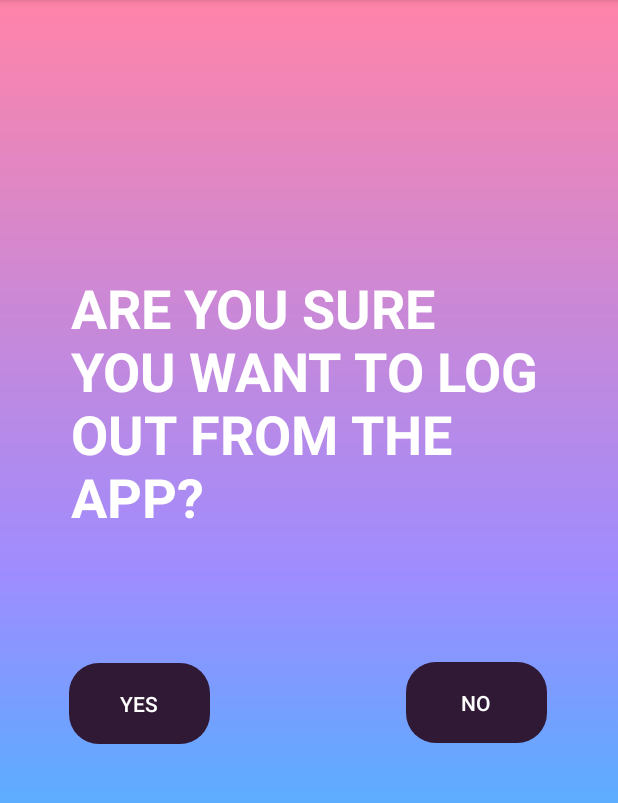
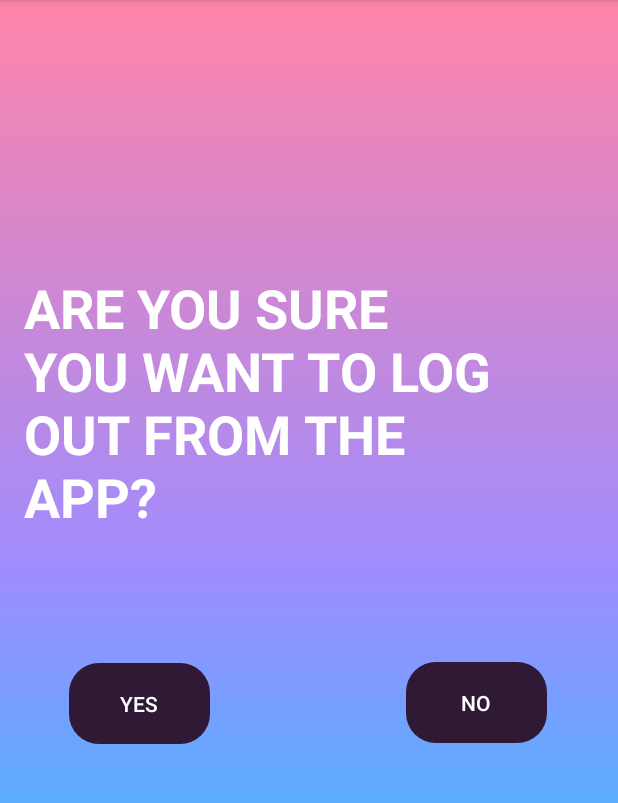
Before and after one commit to FrancoEvett/BETTer-App-Group27, an Android app: the fragment SendFragment shown on its own in the app's theme, on a phone screen of 412 x 824 dp, the part 84-887 px from its top. Run offline under Robolectric (Android 15) with nearby library versions, the phone set to English and light mode, and no system bars.

Commit message:
logout image

```diff
--- a/app/src/main/res/layout/fragment_send.xml
+++ b/app/src/main/res/layout/fragment_send.xml
@@ -45,6 +45,7 @@
         android:textStyle="bold"
         app:layout_constraintBottom_toBottomOf="parent"
         app:layout_constraintEnd_toEndOf="parent"
+        app:layout_constraintHorizontal_bias="0.17"
         app:layout_constraintStart_toStartOf="parent"
         app:layout_constraintTop_toBottomOf="@+id/text_send"
         app:layout_constraintVertical_bias="0.271" />
```
Also changed, not shown: app/src/main/res/drawable-v21/logout.png (added).
